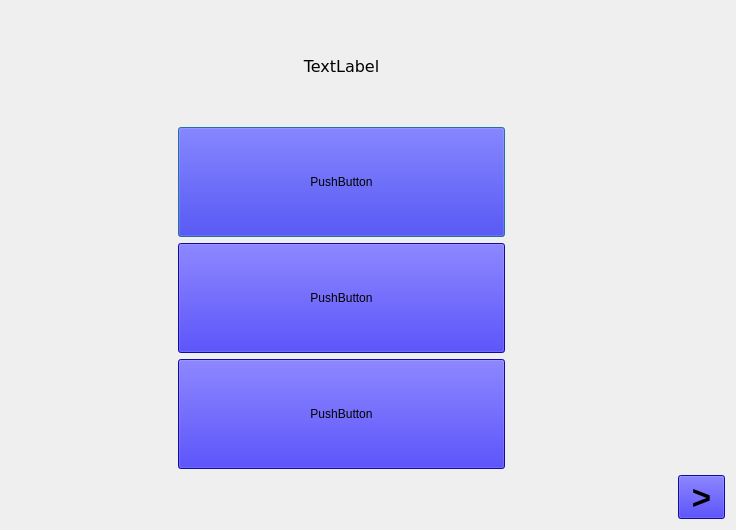
TeofanG/AutoLearn, file src/quiz.ui: the form before one commit.
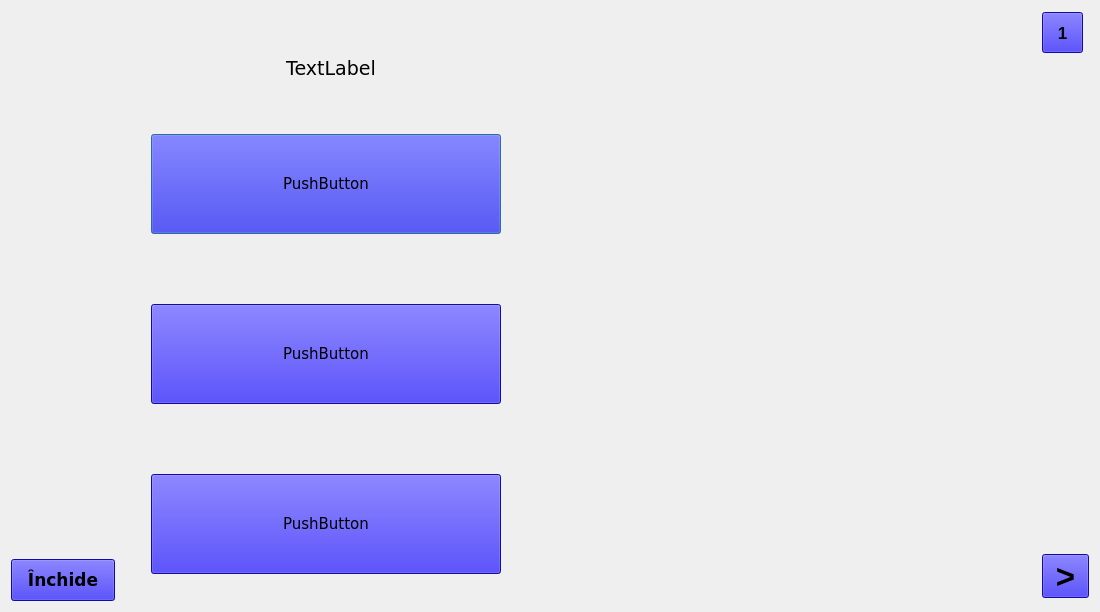
The form after the commit. Icons and pictures are not drawn.

```diff
--- a/src/quiz.ui
+++ b/src/quiz.ui
@@ -6,51 +6,51 @@
    <rect>
     <x>0</x>
     <y>0</y>
-    <width>736</width>
-    <height>530</height>
+    <width>1100</width>
+    <height>612</height>
    </rect>
   </property>
   <property name="windowTitle">
    <string>Dialog</string>
   </property>
   <layout class="QGridLayout" name="gridLayout">
-   <item row="3" column="4">
-    <widget class="QToolButton" name="next">
-     <property name="font">
-      <font>
-       <pointsize>25</pointsize>
-       <weight>75</weight>
-       <bold>true</bold>
-      </font>
-     </property>
-     <property name="styleSheet">
-      <string notr="true">background-color: #1b10dd;
-padding: 1px 2px;</string>
-     </property>
-     <property name="text">
-      <string>&gt;</string>
-     </property>
-    </widget>
-   </item>
-   <item row="0" column="3" rowspan="3" colspan="2">
-    <layout class="QVBoxLayout" name="verticalLayout_3"/>
-   </item>
    <item row="0" column="1" rowspan="3" colspan="2">
     <layout class="QVBoxLayout" name="verticalLayout_2">
      <item>
       <layout class="QVBoxLayout" name="verticalLayout">
+       <property name="sizeConstraint">
+        <enum>QLayout::SetDefaultConstraint</enum>
+       </property>
+       <property name="leftMargin">
+        <number>0</number>
+       </property>
+       <property name="rightMargin">
+        <number>30</number>
+       </property>
        <item>
         <widget class="QLabel" name="question">
          <property name="sizePolicy">
-          <sizepolicy hsizetype="Preferred" vsizetype="Preferred">
+          <sizepolicy hsizetype="Maximum" vsizetype="Maximum">
            <horstretch>0</horstretch>
            <verstretch>0</verstretch>
           </sizepolicy>
          </property>
+         <property name="minimumSize">
+          <size>
+           <width>400</width>
+           <height>100</height>
+          </size>
+         </property>
+         <property name="maximumSize">
+          <size>
+           <width>420</width>
+           <height>16777215</height>
+          </size>
+         </property>
          <property name="font">
           <font>
            <family>Verdana</family>
-           <pointsize>12</pointsize>
+           <pointsize>14</pointsize>
           </font>
          </property>
          <property name="text">
@@ -59,19 +59,51 @@
          <property name="alignment">
           <set>Qt::AlignCenter</set>
          </property>
+         <property name="wordWrap">
+          <bool>true</bool>
+         </property>
         </widget>
        </item>
+       <item>
+        <layout class="QVBoxLayout" name="verticalLayout_3">
+         <property name="spacing">
+          <number>70</number>
+         </property>
+         <property name="leftMargin">
+          <number>30</number>
+         </property>
+         <property name="topMargin">
+          <number>10</number>
+         </property>
+         <property name="rightMargin">
+          <number>0</number>
+         </property>
+         <property name="bottomMargin">
+          <number>20</number>
+         </property>
        <item>
         <widget class="QPushButton" name="var_1">
+           <property name="sizePolicy">
+            <sizepolicy hsizetype="Minimum" vsizetype="Minimum">
+             <horstretch>0</horstretch>
+             <verstretch>0</verstretch>
+            </sizepolicy>
+           </property>
          <property name="maximumSize">
           <size>
-           <width>450</width>
-           <height>170</height>
-          </size>
-         </property>
+             <width>350</width>
+             <height>100</height>
+            </size>
+           </property>
+           <property name="font">
+            <font>
+             <family>Verdana</family>
+             <pointsize>11</pointsize>
+            </font>
+           </property>
          <property name="styleSheet">
           <string notr="true">background-color: #1b10dd;
-padding: 1px 2px;</string>
+padding: 2px;</string>
          </property>
          <property name="text">
           <string>PushButton</string>
@@ -79,19 +111,37 @@
          <property name="checkable">
           <bool>false</bool>
          </property>
+           <property name="autoDefault">
+            <bool>true</bool>
+           </property>
+           <property name="flat">
+            <bool>false</bool>
+           </property>
         </widget>
        </item>
        <item>
         <widget class="QPushButton" name="var_2">
+           <property name="sizePolicy">
+            <sizepolicy hsizetype="Minimum" vsizetype="Minimum">
+             <horstretch>0</horstretch>
+             <verstretch>0</verstretch>
+            </sizepolicy>
+           </property>
          <property name="maximumSize">
           <size>
-           <width>450</width>
-           <height>170</height>
-          </size>
-         </property>
+             <width>350</width>
+             <height>100</height>
+            </size>
+           </property>
+           <property name="font">
+            <font>
+             <family>Verdana</family>
+             <pointsize>11</pointsize>
+            </font>
+           </property>
          <property name="styleSheet">
           <string notr="true">background-color: #1b10dd;
-padding: 1px 2px;</string>
+padding: 2px 3px;</string>
          </property>
          <property name="text">
           <string>PushButton</string>
@@ -99,19 +149,34 @@
          <property name="checkable">
           <bool>false</bool>
          </property>
+           <property name="flat">
+            <bool>false</bool>
+           </property>
         </widget>
        </item>
        <item>
         <widget class="QPushButton" name="var_3">
+           <property name="sizePolicy">
+            <sizepolicy hsizetype="Minimum" vsizetype="Minimum">
+             <horstretch>0</horstretch>
+             <verstretch>0</verstretch>
+            </sizepolicy>
+           </property>
          <property name="maximumSize">
           <size>
-           <width>450</width>
-           <height>170</height>
-          </size>
-         </property>
+             <width>350</width>
+             <height>100</height>
+            </size>
+           </property>
+           <property name="font">
+            <font>
+             <family>Verdana</family>
+             <pointsize>11</pointsize>
+            </font>
+           </property>
          <property name="styleSheet">
           <string notr="true">background-color: #1b10dd;
-padding: 1px 2px;</string>
+padding: 2px 3px;</string>
          </property>
          <property name="text">
           <string>PushButton</string>
@@ -119,21 +184,168 @@
          <property name="checkable">
           <bool>false</bool>
          </property>
+           <property name="flat">
+            <bool>false</bool>
+           </property>
         </widget>
        </item>
       </layout>
+       </item>
+      </layout>
+     </item>
+    </layout>
+   </item>
+   <item row="0" column="4" rowspan="3">
+    <layout class="QVBoxLayout" name="verticalLayout_5">
+     <property name="spacing">
+      <number>500</number>
+     </property>
+     <property name="leftMargin">
+      <number>0</number>
+     </property>
+     <item>
+      <widget class="QToolButton" name="nr">
+       <property name="font">
+        <font>
+         <family>Ubuntu</family>
+         <pointsize>13</pointsize>
+         <weight>75</weight>
+         <bold>true</bold>
+        </font>
+       </property>
+       <property name="styleSheet">
+        <string notr="true">background-color: #1b10dd;
+padding: 8px;</string>
+       </property>
+       <property name="text">
+        <string>1</string>
+       </property>
+      </widget>
+     </item>
+     <item>
+      <widget class="QToolButton" name="next">
+       <property name="font">
+        <font>
+         <family>Ubuntu</family>
+         <pointsize>25</pointsize>
+         <weight>75</weight>
+         <bold>true</bold>
+        </font>
+       </property>
+       <property name="styleSheet">
+        <string notr="true">background-color: #1b10dd;
+padding: 1px 2px;</string>
+       </property>
+       <property name="text">
+        <string>&gt;</string>
+       </property>
+      </widget>
      </item>
     </layout>
    </item>
    <item row="0" column="0" rowspan="3">
     <layout class="QVBoxLayout" name="verticalLayout_4">
+     <property name="spacing">
+      <number>10</number>
+     </property>
+     <property name="sizeConstraint">
+      <enum>QLayout::SetMaximumSize</enum>
+     </property>
+     <item>
+      <widget class="QLabel" name="pct">
+       <property name="sizePolicy">
+        <sizepolicy hsizetype="Ignored" vsizetype="Ignored">
+         <horstretch>0</horstretch>
+         <verstretch>0</verstretch>
+        </sizepolicy>
+       </property>
+       <property name="font">
+        <font>
+         <family>Verdana</family>
+         <pointsize>40</pointsize>
+        </font>
+       </property>
+       <property name="styleSheet">
+        <string notr="true">text-align: center;</string>
+       </property>
+       <property name="text">
+        <string/>
+       </property>
+       <property name="alignment">
+        <set>Qt::AlignCenter</set>
+       </property>
+       <property name="wordWrap">
+        <bool>true</bool>
+       </property>
+      </widget>
+     </item>
      <item>
       <widget class="QLabel" name="label">
+       <property name="sizePolicy">
+        <sizepolicy hsizetype="Maximum" vsizetype="Maximum">
+         <horstretch>0</horstretch>
+         <verstretch>0</verstretch>
+        </sizepolicy>
+       </property>
+       <property name="maximumSize">
+        <size>
+         <width>600</width>
+         <height>350</height>
+        </size>
+       </property>
        <property name="text">
         <string/>
        </property>
+       <property name="pixmap">
+        <pixmap>../assets/design/mcqueen.png</pixmap>
+       </property>
+       <property name="scaledContents">
+        <bool>true</bool>
+       </property>
+       <property name="alignment">
+        <set>Qt::AlignCenter</set>
+       </property>
       </widget>
      </item>
+     <item>
+      <layout class="QHBoxLayout" name="horizontalLayout_6">
+       <item>
+        <layout class="QHBoxLayout" name="horizontalLayout" stretch="0">
+         <property name="spacing">
+          <number>0</number>
+         </property>
+         <property name="sizeConstraint">
+          <enum>QLayout::SetMinimumSize</enum>
+         </property>
+         <property name="topMargin">
+          <number>100</number>
+         </property>
+         <property name="rightMargin">
+          <number>0</number>
+         </property>
+         <item>
+          <widget class="QToolButton" name="close">
+           <property name="font">
+            <font>
+             <family>Verdana</family>
+             <pointsize>13</pointsize>
+             <weight>75</weight>
+             <bold>true</bold>
+            </font>
+           </property>
+           <property name="styleSheet">
+            <string notr="true">background-color: #1b10dd;
+padding: 8px;</string>
+           </property>
+           <property name="text">
+            <string>Închide</string>
+           </property>
+          </widget>
+         </item>
+        </layout>
+       </item>
+      </layout>
+     </item>
     </layout>
    </item>
   </layout>
```
Left out of the diff: 3 changed lines with no effect on the pictures. Lines whose indentation alone changed are shown as unchanged.
